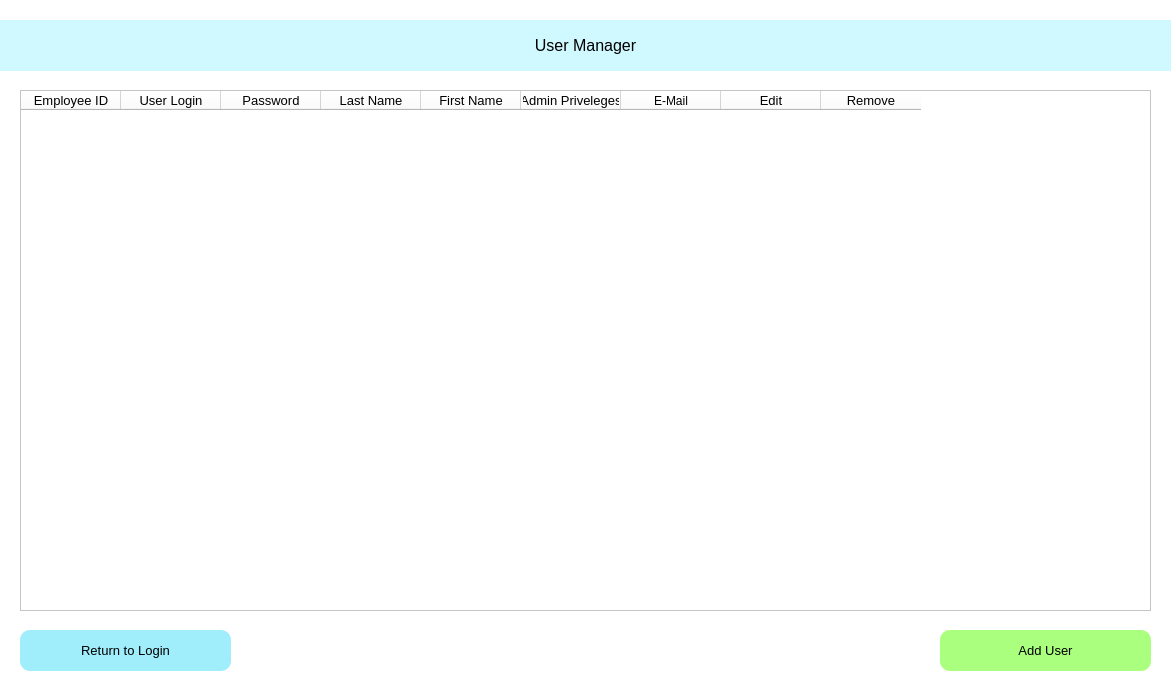
ZachThornee/3K04PaceMaker, file gui/UF_UserManager.ui: the form before one commit.
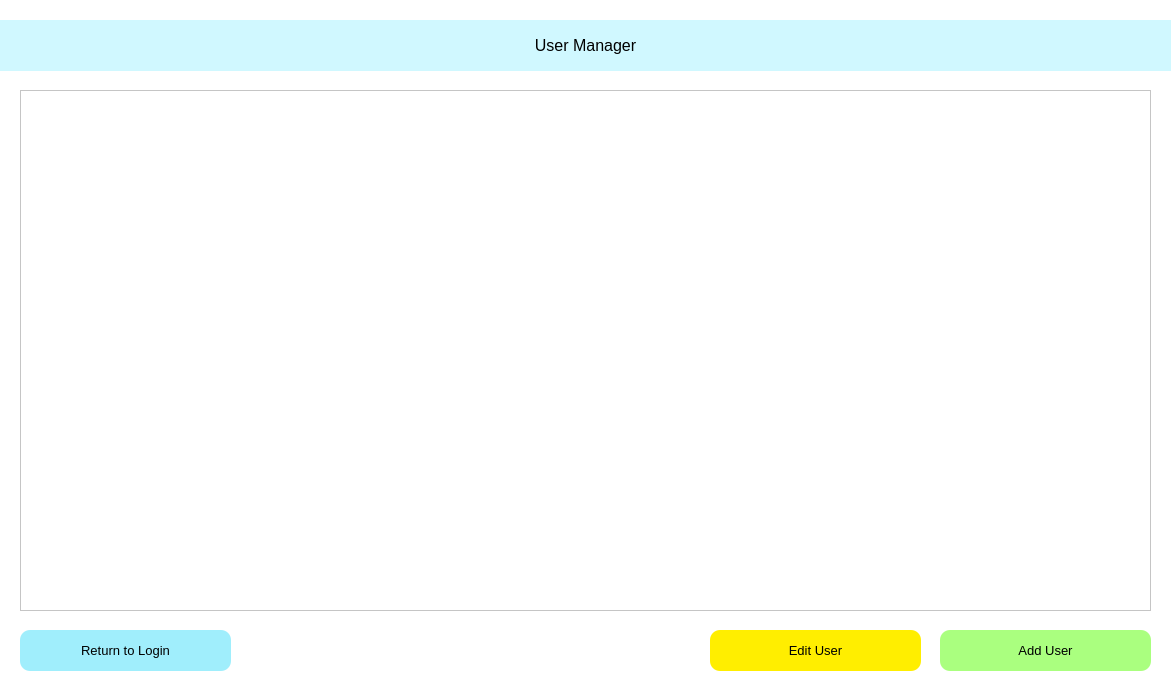
The form after the commit.

```diff
--- a/gui/UF_UserManager.ui
+++ b/gui/UF_UserManager.ui
@@ -33,91 +33,6 @@
    <property name="editTriggers">
     <set>QAbstractItemView::NoEditTriggers</set>
    </property>
-   <column>
-    <property name="text">
-     <string>Employee ID</string>
-    </property>
-    <property name="font">
-     <font>
-      <pointsize>10</pointsize>
-     </font>
-    </property>
-   </column>
-   <column>
-    <property name="text">
-     <string>User Login</string>
-    </property>
-    <property name="font">
-     <font>
-      <pointsize>10</pointsize>
-     </font>
-    </property>
-   </column>
-   <column>
-    <property name="text">
-     <string>Password</string>
-    </property>
-    <property name="font">
-     <font>
-      <pointsize>10</pointsize>
-     </font>
-    </property>
-   </column>
-   <column>
-    <property name="text">
-     <string>Last Name</string>
-    </property>
-    <property name="font">
-     <font>
-      <pointsize>10</pointsize>
-     </font>
-    </property>
-   </column>
-   <column>
-    <property name="text">
-     <string>First Name</string>
-    </property>
-    <property name="font">
-     <font>
-      <pointsize>10</pointsize>
-     </font>
-    </property>
-   </column>
-   <column>
-    <property name="text">
-     <string>Admin Priveleges</string>
-    </property>
-    <property name="font">
-     <font>
-      <pointsize>10</pointsize>
-     </font>
-    </property>
-   </column>
-   <column>
-    <property name="text">
-     <string>E-Mail</string>
-    </property>
-   </column>
-   <column>
-    <property name="text">
-     <string>Edit</string>
-    </property>
-    <property name="font">
-     <font>
-      <pointsize>10</pointsize>
-     </font>
-    </property>
-   </column>
-   <column>
-    <property name="text">
-     <string>Remove</string>
-    </property>
-    <property name="font">
-     <font>
-      <pointsize>10</pointsize>
-     </font>
-    </property>
-   </column>
   </widget>
   <widget class="QLabel" name="LAB_Title">
    <property name="geometry">
@@ -201,6 +116,34 @@
     <string>Add User</string>
    </property>
   </widget>
+  <widget class="QPushButton" name="PB_EditUser">
+   <property name="geometry">
+    <rect>
+     <x>710</x>
+     <y>630</y>
+     <width>211</width>
+     <height>41</height>
+    </rect>
+   </property>
+   <property name="font">
+    <font>
+     <pointsize>10</pointsize>
+    </font>
+   </property>
+   <property name="toolTip">
+    <string>&lt;html&gt;&lt;head/&gt;&lt;body&gt;&lt;p&gt;Confirm username and password to log in&lt;/p&gt;&lt;/body&gt;&lt;/html&gt;</string>
+   </property>
+   <property name="styleSheet">
+    <string notr="true">BACKGROUND-COLOR: rgb(255, 238, 0);
+BORDER-COLOR: rgb(170, 255, 127);
+BORDER-RADIUS: 10px;
+BORDER-STYLE: outset;
+</string>
+   </property>
+   <property name="text">
+    <string>Edit User</string>
+   </property>
+  </widget>
  </widget>
  <resources/>
  <connections/>
```
